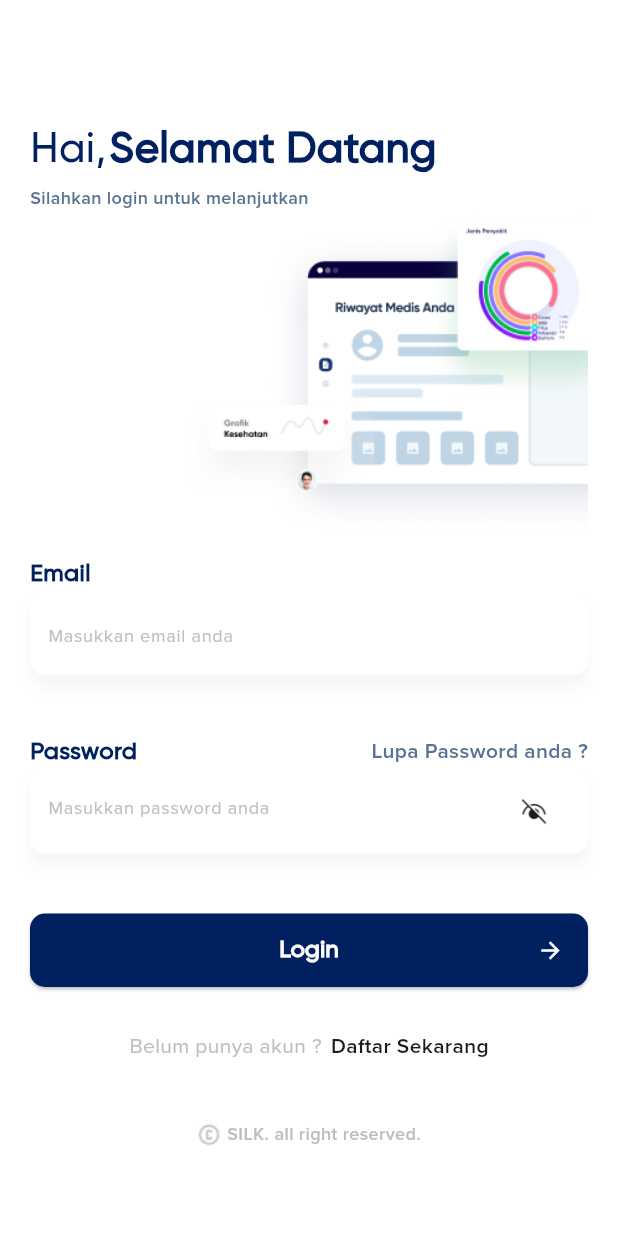
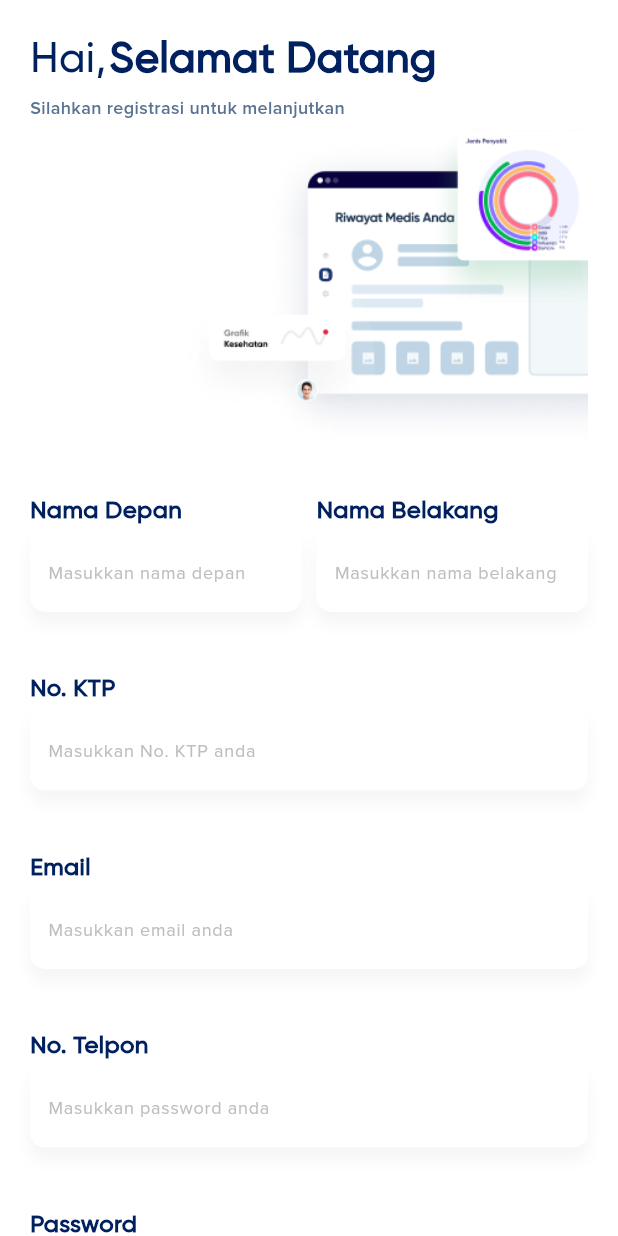
Before and after one commit to rafliandreansyah/flutter_v_test, a Flutter app: the screen it shows after launch, after a tap on "Daftar Sekarang", on a phone screen of 412 x 824 dp. Run offline on Flutter 3.47's test engine with Material 2 defaults, Android fonts, the phone set to English and light mode, and no system bars.

Commit message:
slicing design register screen

```diff
--- a/lib/main.dart
+++ b/lib/main.dart
@@ -1,5 +1,6 @@
 import 'package:flutter/material.dart';
 import 'package:flutter_v_test/screen/login_screen.dart';
+import 'package:flutter_v_test/screen/register_screen.dart';
 import 'package:flutter_v_test/shared/colors.dart';
 
 void main() {
@@ -39,6 +40,7 @@
       initialRoute: '/',
       routes: {
         '/': (context) => const LoginScreen(),
+        RegisterScreen.route: (context) => const RegisterScreen(),
       },
     );
   }
--- a/lib/screen/login_screen.dart
+++ b/lib/screen/login_screen.dart
@@ -1,9 +1,11 @@
 import 'package:flutter/material.dart';
+import 'package:flutter_v_test/screen/register_screen.dart';
 import 'package:flutter_v_test/shared/colors.dart';
 import 'package:flutter_v_test/widget/text_copy_right.dart';
 import 'package:flutter_v_test/widget/text_field_default.dart';
 import 'package:flutter_v_test/widget/text_field_login_password.dart';
 import 'package:flutter_v_test/widget/button_primary.dart';
+import 'package:flutter_v_test/widget/text_greeting_banner.dart';
 
 import '../shared/fonts.dart';
 import '../widget/text_switch_login_register.dart';
@@ -20,61 +22,18 @@ class _LoginScreenState extends State<LoginScreen> {
   Widget build(BuildContext context) {
     TextEditingController emailController = TextEditingController();
     TextEditingController passwordController = TextEditingController();
-    var _isVisible = false;
-
-    void changeVisibility() {
-      setState(() {
-        _isVisible = !_isVisible;
-      });
-    }
 
     return Scaffold(
       body: SafeArea(
         child: SingleChildScrollView(
           child: Padding(
-            padding:
-                const EdgeInsets.only(left: 20, right: 20, top: 80, bottom: 40),
+            padding: const EdgeInsets.all(
+              20,
+            ),
             child: Column(
-              crossAxisAlignment: CrossAxisAlignment.start,
               children: [
-                Wrap(
-                  direction: Axis.horizontal,
-                  children: [
-                    Text(
-                      'Hai,',
-                      style: gilroyMedium.copyWith(
-                        fontSize: 28,
-                      ),
-                    ),
-                    const SizedBox(
-                      width: 2,
-                    ),
-                    Text(
-                      'Selamat Datang',
-                      style: gilroyBold.copyWith(
-                        fontSize: 28,
-                      ),
-                    ),
-                  ],
-                ),
-                const SizedBox(
-                  height: 4,
-                ),
-                Text(
-                  'Silahkan login untuk melanjutkan',
-                  style: proximaSemiBold.copyWith(
-                    fontSize: 12,
-                    color: colorLightBlue,
-                  ),
-                ),
-                Row(
-                  children: [
-                    const Spacer(),
-                    Image.asset(
-                      'assets/images/img_login_and_register_banner.png',
-                      height: 218,
-                    ),
-                  ],
+                TextGreetingBanner(
+                  greetingInfo: 'Silahkan login untuk melanjutkan',
                 ),
                 const SizedBox(
                   height: 12,
@@ -106,7 +65,11 @@ class _LoginScreenState extends State<LoginScreen> {
                 TextSwitchLoginRegister(
                   labelQuestion: 'Belum punya akun ?',
                   labelSwitch: 'Daftar Sekarang',
-                  onPressed: () {},
+                  onPressed: () {
+                    Navigator.of(context).pushNamed(
+                      RegisterScreen.route,
+                    );
+                  },
                 ),
                 const SizedBox(
                   height: 40,
--- /dev/null
+++ b/lib/screen/register_screen.dart
@@ -0,0 +1,134 @@
+import 'package:flutter/material.dart';
+import 'package:flutter_v_test/widget/button_primary.dart';
+import 'package:flutter_v_test/widget/text_copy_right.dart';
+import 'package:flutter_v_test/widget/text_field_default.dart';
+import 'package:flutter_v_test/widget/text_greeting_banner.dart';
+import 'package:flutter_v_test/widget/text_switch_login_register.dart';
+
+class RegisterScreen extends StatefulWidget {
+  const RegisterScreen({super.key});
+  static const route = '/register';
+
+  @override
+  State<RegisterScreen> createState() => _RegisterScreenState();
+}
+
+class _RegisterScreenState extends State<RegisterScreen> {
+  final firstNameController = TextEditingController();
+  final lastNameController = TextEditingController();
+  final idNumberController = TextEditingController();
+  final emailController = TextEditingController();
+  final phoneNumberController = TextEditingController();
+  final passwordController = TextEditingController();
+  final passwordConfirmController = TextEditingController();
+
+  @override
+  Widget build(BuildContext context) {
+    return Scaffold(
+      body: SafeArea(
+        child: SingleChildScrollView(
+          child: Padding(
+            padding: const EdgeInsets.all(
+              20,
+            ),
+            child: Column(
+              children: [
+                TextGreetingBanner(
+                  greetingInfo: 'Silahkan registrasi untuk melanjutkan',
+                ),
+                const SizedBox(
+                  height: 30,
+                ),
+                Row(
+                  children: [
+                    Expanded(
+                      child: TextFieldDefault(
+                        label: 'Nama Depan',
+                        hint: 'Masukkan nama depan',
+                        controller: firstNameController,
+                      ),
+                    ),
+                    const SizedBox(
+                      width: 10,
+                    ),
+                    Expanded(
+                      child: TextFieldDefault(
+                        label: 'Nama Belakang',
+                        hint: 'Masukkan nama belakang',
+                        controller: firstNameController,
+                      ),
+                    ),
+                  ],
+                ),
+                const SizedBox(
+                  height: 40,
+                ),
+                TextFieldDefault(
+                  label: 'No. KTP',
+                  hint: 'Masukkan No. KTP anda',
+                  controller: idNumberController,
+                ),
+                const SizedBox(
+                  height: 40,
+                ),
+                TextFieldDefault(
+                  label: 'Email',
+                  hint: 'Masukkan email anda',
+                  controller: emailController,
+                ),
+                const SizedBox(
+                  height: 40,
+                ),
+                TextFieldDefault(
+                  label: 'No. Telpon',
+                  hint: 'Masukkan password anda',
+                  controller: phoneNumberController,
+                ),
+                const SizedBox(
+                  height: 40,
+                ),
+                TextFieldDefault(
+                  label: 'Password',
+                  hint: 'Masukkan password anda',
+                  controller: passwordController,
+                  isPassword: true,
+                ),
+                const SizedBox(
+                  height: 40,
+                ),
+                TextFieldDefault(
+                  label: 'Konfirmasi Password',
+                  hint: 'Konfirmasi password anda',
+                  controller: passwordConfirmController,
+                  isPassword: true,
+                ),
+                const SizedBox(
+                  height: 40,
+                ),
+                PrimaryButton(
+                  label: 'Register',
+                  onPressed: () {},
+                  iconEnd: Icons.arrow_forward,
+                ),
+                const SizedBox(
+                  height: 30,
+                ),
+                TextSwitchLoginRegister(
+                  labelQuestion: 'Sudah punya akun ?',
+                  labelSwitch: 'Login Sekarang',
+                  onPressed: () {
+                    Navigator.of(context).pop();
+                  },
+                ),
+                const SizedBox(
+                  height: 40,
+                ),
+                const TextCopyRight(),
+              ],
+            ),
+          ),
+        ),
+      ),
+    );
+  }
+}
--- a/lib/widget/text_field_default.dart
+++ b/lib/widget/text_field_default.dart
@@ -3,17 +3,32 @@ import 'package:flutter/material.dart';
 import '../shared/colors.dart';
 import '../shared/fonts.dart';
 
-class TextFieldDefault extends StatelessWidget {
+class TextFieldDefault extends StatefulWidget {
   String label;
   String hint;
   TextEditingController controller;
+  bool? isPassword;
 
   TextFieldDefault({
     super.key,
     required this.label,
     required this.hint,
     required this.controller,
+    this.isPassword,
   });
+
+  @override
+  State<TextFieldDefault> createState() => _TextFieldDefaultState();
+}
+
+class _TextFieldDefaultState extends State<TextFieldDefault> {
+  bool _isVisible = false;
+
+  void _changeVisibility() {
+    setState(() {
+      _isVisible = !_isVisible;
+    });
+  }
 
   @override
   Widget build(BuildContext context) {
@@ -21,7 +36,7 @@ class TextFieldDefault extends StatelessWidget {
       crossAxisAlignment: CrossAxisAlignment.start,
       children: [
         Text(
-          label,
+          widget.label,
           style: gilroySemiBold.copyWith(
             fontSize: 16,
           ),
@@ -51,11 +66,34 @@ class TextFieldDefault extends StatelessWidget {
               ),
             ],
           ),
-          child: TextField(
-            controller: controller,
+          child: widget.isPassword != null && widget.isPassword == true
+              ? TextField(
+                  obscureText: !_isVisible,
+                  controller: widget.controller,
+                  decoration: InputDecoration(
+                    suffixIcon: IconButton(
+                      icon: Image.asset(
+                        _isVisible
+                            ? 'assets/icons/ic_visibility.png'
+                            : 'assets/icons/ic_visibility_off.png',
+                        width: 20,
+                      ),
+                      iconSize: 20,
+                      onPressed: _changeVisibility,
+                    ),
+                    border: InputBorder.none,
+                    hintText: widget.hint,
+                    hintStyle: proximaRegular.copyWith(
+                      color: colorLightGrey,
+                      fontSize: 12,
+                    ),
+                  ),
+                )
+              : TextField(
+                  controller: widget.controller,
                   decoration: InputDecoration(
                     border: InputBorder.none,
-              hintText: hint,
+                    hintText: widget.hint,
                     hintStyle: proximaRegular.copyWith(
                       color: colorLightGrey,
                       fontSize: 12,
--- /dev/null
+++ b/lib/widget/text_greeting_banner.dart
@@ -0,0 +1,59 @@
+import 'package:flutter/material.dart';
+import 'package:flutter_v_test/shared/colors.dart';
+import 'package:flutter_v_test/shared/fonts.dart';
+
+class TextGreetingBanner extends StatelessWidget {
+  String greetingInfo;
+  TextGreetingBanner({
+    super.key,
+    required this.greetingInfo,
+  });
+
+  @override
+  Widget build(BuildContext context) {
+    return Column(
+      crossAxisAlignment: CrossAxisAlignment.start,
+      children: [
+        Wrap(
+          direction: Axis.horizontal,
+          children: [
+            Text(
+              'Hai,',
+              style: gilroyMedium.copyWith(
+                fontSize: 28,
+              ),
+            ),
+            const SizedBox(
+              width: 2,
+            ),
+            Text(
+              'Selamat Datang',
+              style: gilroyBold.copyWith(
+                fontSize: 28,
+              ),
+            ),
+          ],
+        ),
+        const SizedBox(
+          height: 4,
+        ),
+        Text(
+          greetingInfo,
+          style: proximaSemiBold.copyWith(
+            fontSize: 12,
+            color: colorLightBlue,
+          ),
+        ),
+        Row(
+          children: [
+            const Spacer(),
+            Image.asset(
+              'assets/images/img_login_and_register_banner.png',
+              height: 218,
+            ),
+          ],
+        )
+      ],
+    );
+  }
+}
```
Lines whose indentation alone changed are shown as unchanged.
